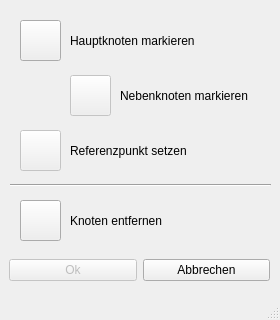
This is Code/NodeEdit.ui in MSPietsch/HMI as Qt 5 draws it before an edit. The edited form follows.
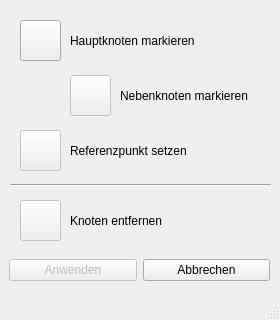
This is the edited form. Icons and pictures are not drawn.

Commit message: Buttons werden disabled und enabled.

Diff of the .ui file:
```diff
--- a/Code/NodeEdit.ui
+++ b/Code/NodeEdit.ui
@@ -157,6 +157,9 @@
      </property>
     </widget>
     <widget class="QPushButton" name="btnBin">
+     <property name="enabled">
+      <bool>false</bool>
+     </property>
      <property name="geometry">
       <rect>
        <x>20</x>
@@ -286,7 +289,7 @@
          <bool>false</bool>
         </property>
         <property name="text">
-         <string>Ok</string>
+         <string>Anwenden</string>
         </property>
        </widget>
       </item>
```
The commit also changes 2 other files.
